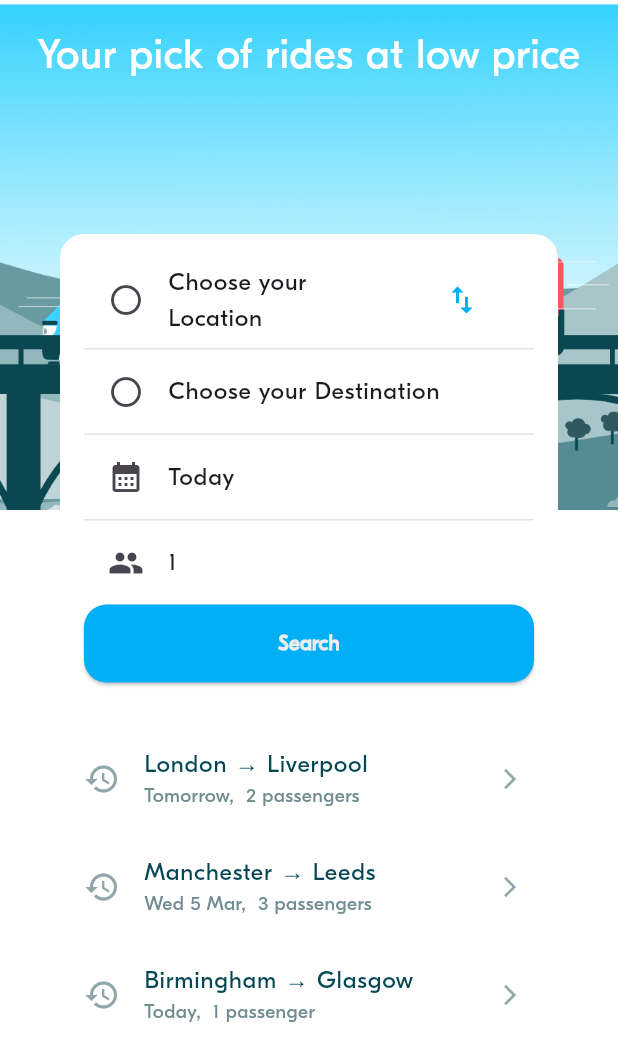
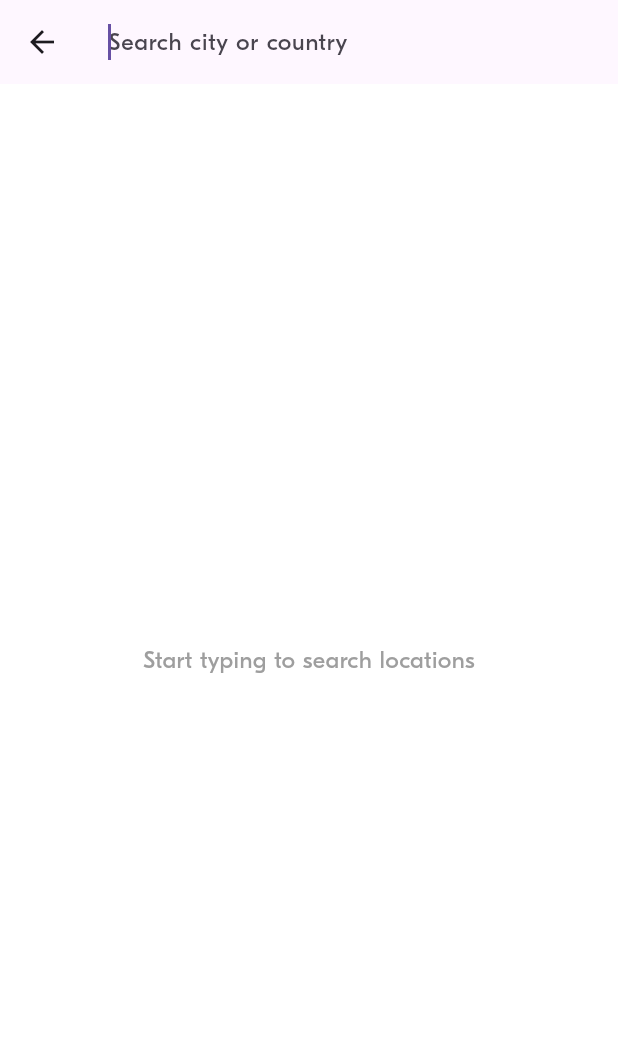
Before and after one commit to L-pixela/flutter_course_ver2, a Flutter app: the screen it shows after launch, after a tap on "Choose your Location", on a phone screen of 412 x 824 dp. Shown: the top 1061 px of the screen. Run offline on Flutter 3.47's test engine with Material 3 defaults, Android fonts, the phone set to English and light mode, and no system bars; project files that could hold a hidden picture were left out.

Commit message:
BLA-005 – Implement the Location Picker

```diff
--- /dev/null
+++ b/flutter_2_course/lib/screens/ride_pref/widgets/location_picker.dart
@@ -0,0 +1,134 @@
+import 'package:flutter/material.dart';
+import 'package:week_3_blabla_project/dummy_data/dummy_data.dart';
+import 'package:week_3_blabla_project/screens/ride_pref/widgets/location_tile.dart';
+import 'package:week_3_blabla_project/widgets/display/bla_divider.dart';
+import '../../../model/ride/locations.dart';
+
+//
+// Location Picker Screen
+//
+class LocationPicker extends StatefulWidget {
+  final Function(Location)
+      onLocationSelected; // Callback when location is selected
+
+  const LocationPicker({super.key, required this.onLocationSelected});
+
+  @override
+  State<LocationPicker> createState() => _LocationPickerState();
+}
+
+class _LocationPickerState extends State<LocationPicker> {
+  // Search controller to manage text input
+  final TextEditingController _searchController = TextEditingController();
+
+  // List to hold filtered search results
+  List<Location> _filteredLocations = [];
+
+  // Flag to track initial empty state
+  bool _showInitialState = true;
+
+  @override
+  Widget build(BuildContext context) {
+    return Scaffold(
+      appBar: AppBar(
+        // Back button to close the modal
+        leading: IconButton(
+          icon: const Icon(Icons.arrow_back),
+          onPressed: () => Navigator.pop(context),
+        ),
+
+        // Search input field
+        title: TextField(
+          controller: _searchController,
+          autofocus: true, // Auto-focus keyboard on open
+          decoration: InputDecoration(
+            hintText: 'Search city or country',
+            border: InputBorder.none, // Remove default underlines
+            suffixIcon: _searchController.text.isNotEmpty
+                ? IconButton(
+                    // Clear search button
+                    icon: const Icon(Icons.clear),
+                    onPressed: _clearSearch,
+                  )
+                : null,
+          ),
+          onChanged: (query) {
+            setState(() => _showInitialState = query.isEmpty);
+            _filterLocations(query); // Update results as user types
+          },
+        ),
+      ),
+      // Dynamic body content based on search state
+      body: _buildBodyContent(),
+    );
+  }
+
+  Widget _buildBodyContent() {
+    // Initial state - show prompt message
+    if (_showInitialState) {
+      return const Center(
+        child: Text(
+          'Start typing to search locations',
+          style: TextStyle(
+            fontSize: 16,
+            color: Colors.grey,
+          ),
+        ),
+      );
+    }
+
+    // No results state
+    if (_filteredLocations.isEmpty) {
+      return const Center(
+        child: Text(
+          'No locations found',
+          style: TextStyle(
+            fontSize: 16,
+            color: Colors.grey,
+          ),
+        ),
+      );
+    }
+
+    // Results list - show matching locations
+    return ListView.separated(
+      padding: const EdgeInsets.symmetric(vertical: 8),
+      itemCount: _filteredLocations.length,
+      separatorBuilder: (_, __) => BlaDivider(),
+      itemBuilder: (context, index) => LocationTile(
+        location: _filteredLocations[index],
+        onTap: () => widget.onLocationSelected(_filteredLocations[index]),
+        // Selection handler
+      ),
+    );
+  }
+
+  // ---------------------------
+  // SEARCH FUNCTIONALITY
+  // ---------------------------
+  void _filterLocations(String query) {
+    setState(() {
+      if (query.isEmpty) {
+        _filteredLocations = []; // Clear results when search is empty
+      } else {
+        // Filter locations by name or country
+        _filteredLocations = fakeLocations.where((loc) {
+          final nameMatch =
+              loc.name.toLowerCase().contains(query.toLowerCase());
+          final countryMatch =
+              loc.country.name.toLowerCase().contains(query.toLowerCase());
+          return nameMatch || countryMatch;
+        }).toList();
+      }
+    });
+  }
+
+  // Clear search input and reset states
+  void _clearSearch() {
+    setState(() {
+      _searchController.clear();
+      _filteredLocations = [];
+      _showInitialState = true;
+    });
+  }
+}
--- a/flutter_2_course/lib/screens/ride_pref/widgets/ride_pref_form.dart
+++ b/flutter_2_course/lib/screens/ride_pref/widgets/ride_pref_form.dart
@@ -1,4 +1,5 @@
 import 'package:flutter/material.dart';
+import 'package:week_3_blabla_project/screens/ride_pref/widgets/location_picker.dart';
 import 'package:week_3_blabla_project/theme/theme.dart';
 import 'package:week_3_blabla_project/utils/date_time_util.dart';
 import 'package:week_3_blabla_project/widgets/actions/bla_button.dart';
@@ -66,6 +67,22 @@ class _RidePrefFormState extends State<RidePrefForm> {
     }
   }
 
+  // to show the location picker when you search for destination and location
+  void _showLocationPicker(BuildContext context, bool isDeparture) {
+    Navigator.push(
+      context,
+      PageRouteBuilder(
+        pageBuilder: (context, animation, secondaryAnimation) => LocationPicker(
+          onLocationSelected: (location) {
+            setState(
+                () => isDeparture ? departure = location : arrival = location);
+            Navigator.pop(context);
+          },
+        ),
+      ),
+    );
+  }
+
   // ----------------------------------
   // Compute the widgets rendering
   // ----------------------------------
@@ -107,7 +124,7 @@ class _RidePrefFormState extends State<RidePrefForm> {
               Icons.radio_button_off,
               departure?.name ?? "Choose your Location",
               Icons.swap_vert,
-              () {}),
+              () => _showLocationPicker(context, true)),
           BlaDivider(),
           //Arrival Field
           inputFieldTile(
--- a/flutter_2_course/lib/utils/animations_util.dart
+++ b/flutter_2_course/lib/utils/animations_util.dart
@@ -7,8 +7,8 @@ class AnimationUtils {
   /// Slide given screen from bottom to top
   ///
   static Route<T> createBottomToTopRoute<T>(Widget screen) {
-    const begin = Offset(0.0, 0.0);         //  TODO
-    const end = Offset(0.0, 0.0);           //  TODO
+    const begin = Offset(0.0, 0.0); //  TODO
+    const end = Offset(0.0, 0.0); //  TODO
     return _createAnimatedRoute(screen, begin, end);
   }
 
```
Also changed, not shown: flutter_2_course/lib/screens/ride_pref/widgets/location_tile.dart (added, +28 -0 lines).
